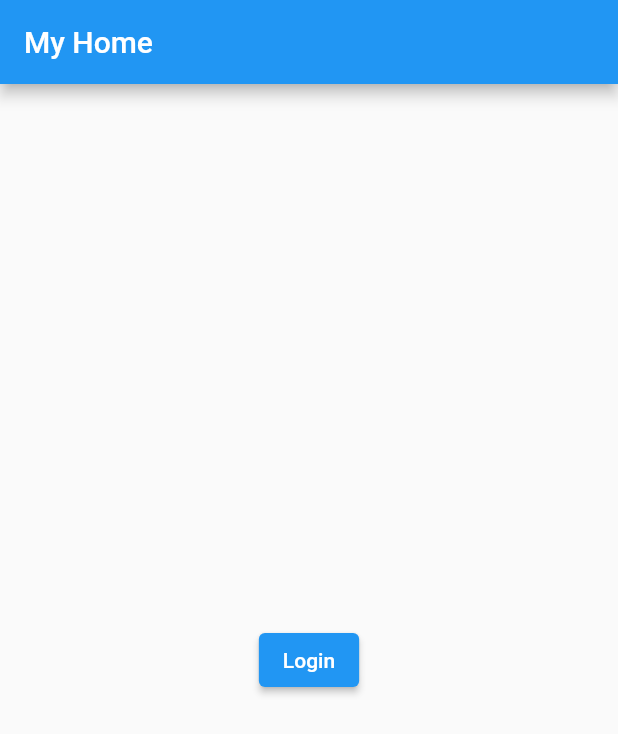
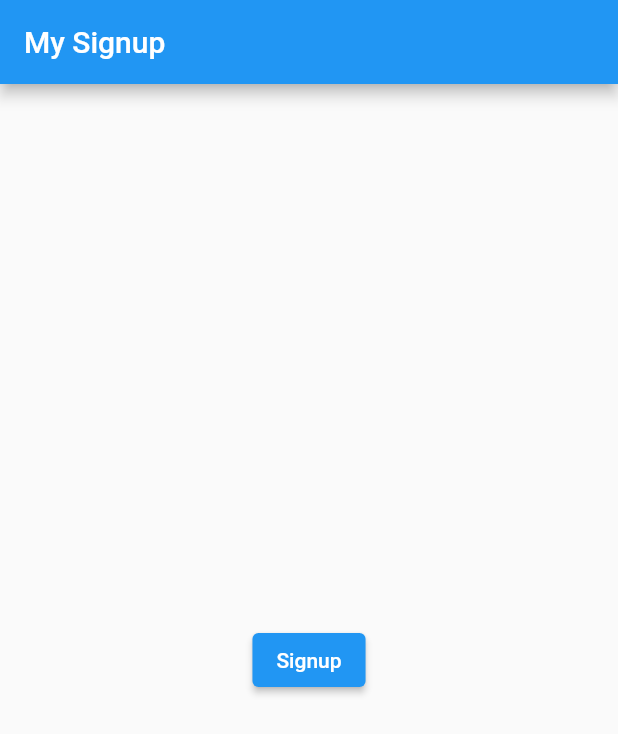
Before and after one commit to self-car-rental/scr-vendor-ui, a Flutter app: the HomeScreen screen opened by its route, on a phone screen of 412 x 824 dp. Shown: the top 734 px of the screen. Run offline on Flutter 3.47's test engine with Material 2 defaults, Android fonts, the phone set to English and light mode, and no system bars; our stand-ins replace dio, flutter_bloc, flutter_spinkit, freezed_annotation, get_it, go_router and 1 more; missing offline and left inert: amplify_api, amplify_auth_cognito, amplify_flutter.

Commit message:
feat: Implement signup screen and functionality with AWS Amplify integration

```diff
--- a/lib/core/app_route_constants.dart
+++ b/lib/core/app_route_constants.dart
@@ -1,10 +1,12 @@
-enum AppPage { login, home, user }
+enum AppPage { signup, login, home, user }
 
 extension AppPageExtension on AppPage {
   String get path {
     switch (this) {
       case AppPage.home:
         return '/';
+      case AppPage.signup:
+        return '/signup';
       case AppPage.login:
         return '/login';
       case AppPage.user:
@@ -20,6 +22,8 @@ extension AppPageExtension on AppPage {
         return 'HOME';
       case AppPage.login:
         return 'LOGIN';
+      case AppPage.signup:
+        return 'SIGNUP';
       case AppPage.user:
         return 'USER';
       default:
@@ -33,6 +37,8 @@ extension AppPageExtension on AppPage {
         return 'My Home';
       case AppPage.login:
         return 'My Login';
+      case AppPage.signup:
+        return 'My Signup';
       case AppPage.user:
         return 'My USER';
       default:
--- a/lib/core/app_router.dart
+++ b/lib/core/app_router.dart
@@ -3,6 +3,7 @@ import 'package:go_router/go_router.dart';
 
 // Project imports:
 import 'package:scr_vendor/core/app_route_constants.dart';
+import 'package:scr_vendor/features/auth/presentation/screens/sign_up_screen.dart';
 import 'package:scr_vendor/features/home/presentation/screens/home_screen.dart';
 import 'package:scr_vendor/features/login/presentation/screens/login_screen.dart';
 import 'package:scr_vendor/features/user/presentation/screens/user_list_screen.dart';
@@ -11,7 +12,7 @@ class AppRouter {
   static GoRouter get router => _goRouter;
 
   static final _goRouter = GoRouter(
-    initialLocation: AppPage.home.path,
+    initialLocation: AppPage.login.path,
     routes: [
       GoRoute(
         path: AppPage.home.path,
@@ -28,6 +29,11 @@ class AppRouter {
         name: AppPage.user.name,
         builder: (context, state) => const UserListScreen(),
       ),
+      GoRoute(
+        path: AppPage.signup.path,
+        name: AppPage.signup.name,
+        builder: (context, state) => SignUpScreen(),
+      ),
     ],
   );
 }
--- /dev/null
+++ b/lib/features/auth/data/datasources/auth_remote_data_source.dart
@@ -0,0 +1,43 @@
+// Package imports:
+import 'package:amplify_auth_cognito/amplify_auth_cognito.dart';
+import 'package:amplify_flutter/amplify_flutter.dart';
+
+// Project imports:
+import 'package:scr_vendor/common/log/log.dart';
+import 'package:scr_vendor/features/auth/data/models/user_cognito_model.dart';
+import 'package:scr_vendor/features/auth/domain/exceptions/user_mobile_already_exists_exception.dart';
+
+/// Abstract definition for the authentication remote data source.
+abstract class AuthRemoteDataSource {
+  Future<void> signUp(UserCognitoModel user);
+}
+
+/// Implementation of the authentication remote data source using AWS Amplify.
+class AuthRemoteDataSourceImpl implements AuthRemoteDataSource {
+  final log = Log();
+
+  /// Signs up a new user with provided [user] details.
+  @override
+  Future<void> signUp(UserCognitoModel user) async {
+    try {
+      log.i('Attempting signup for user: $user');
+      SignUpResult res = await Amplify.Auth.signUp(
+        username: user.mobile,
+        password: 'Notebook@12', // TODO: Handle password securely
+        options: SignUpOptions(
+          userAttributes: <AuthUserAttributeKey, String>{
+            AuthUserAttributeKey.name: user.name,
+            AuthUserAttributeKey.email: user.email,
+          },
+        ),
+      );
+      log.i('Signup successful, result: $res');
+    } on UsernameExistsException catch (e) {
+      log.e('Signup failed - Username already exists: $e');
+      throw UserMobileAlreadyExistsException(e.message);
+    } on AuthException catch (e) {
+      log.e('Signup failed - AuthException: $e');
+      rethrow; // Rethrows the exception for higher-level handling
+    }
+  }
+}
--- /dev/null
+++ b/lib/features/auth/data/repositories/auth_repository_impl.dart
@@ -0,0 +1,25 @@
+// This file contains the implementation of the AuthRepository interface, providing concrete methods for authentication operations.
+
+// Project imports:
+import 'package:scr_vendor/features/auth/data/datasources/auth_remote_data_source.dart';
+import 'package:scr_vendor/features/auth/data/models/user_cognito_model.dart';
+import 'package:scr_vendor/features/auth/domain/repositories/auth_repository.dart';
+
+/// Implementation of [AuthRepository] interface.
+///
+/// This class communicates with the remote data source to perform authentication operations.
+class AuthRepositoryImpl extends AuthRepository {
+  final AuthRemoteDataSource remoteDataSource;
+
+  /// Constructs an instance of [AuthRepositoryImpl] with the given [remoteDataSource].
+  AuthRepositoryImpl({required this.remoteDataSource});
+
+  /// Signs up a user using Cognito authentication.
+  ///
+  /// Takes a [UserCognitoModel] and delegates the sign-up operation to the remote data source.
+  @override
+  Future<void> signUp(UserCognitoModel user) async {
+    // Additional error handling or processing can be added here if needed.
+    return await remoteDataSource.signUp(user);
+  }
+}
--- /dev/null
+++ b/lib/features/auth/domain/exceptions/user_mobile_already_exists_exception.dart
@@ -0,0 +1,10 @@
+/// This exception is thrown during the user registration process when the provided mobile number is already associated with an existing user account.
+class UserMobileAlreadyExistsException implements Exception {
+  /// The message describing the exception.
+  final String message;
+
+  UserMobileAlreadyExistsException(this.message);
+
+  @override
+  String toString() => message;
+}
--- /dev/null
+++ b/lib/features/auth/domain/repositories/auth_repository.dart
@@ -0,0 +1,7 @@
+// Project imports:
+import 'package:scr_vendor/features/auth/data/models/user_cognito_model.dart';
+
+/// This interface defines methods for managing authentication-related actions
+abstract class AuthRepository {
+  Future<void> signUp(UserCognitoModel user);
+}
--- /dev/null
+++ b/lib/features/auth/domain/usecases/sign_up_usecase.dart
@@ -0,0 +1,32 @@
+// Flutter imports:
+import 'package:flutter/foundation.dart' show immutable;
+
+// Project imports:
+import 'package:scr_vendor/features/auth/data/models/user_cognito_model.dart';
+import 'package:scr_vendor/features/auth/domain/repositories/auth_repository.dart';
+
+/// This class encapsulates the business logic for signing up a user into
+/// the system. It acts as an intermediary between the presentation layer
+/// and the data layer, represented by the [AuthRepository].
+@immutable
+class SignUpUseCase {
+  final AuthRepository repository;
+
+  /// Constructs a [SignUpUseCase] with the given [repository].
+  const SignUpUseCase(this.repository);
+
+  Future<void> call(SignupUserParams params) async {
+    return await repository.signUp(params.user);
+  }
+}
+
+/// Parameters required for the sign-up use case.
+///
+/// This class holds the data required to execute the sign-up use case.
+
+@immutable
+class SignupUserParams {
+  final UserCognitoModel user;
+
+  const SignupUserParams(this.user);
+}
--- /dev/null
+++ b/lib/features/auth/presentation/bloc/auth_bloc.dart
@@ -0,0 +1,34 @@
+// Package imports:
+import 'package:flutter_bloc/flutter_bloc.dart';
+
+// Project imports:
+import 'package:scr_vendor/features/auth/domain/exceptions/user_mobile_already_exists_exception.dart';
+import 'package:scr_vendor/features/auth/domain/usecases/sign_up_usecase.dart';
+import 'package:scr_vendor/features/auth/presentation/bloc/auth_event.dart';
+import 'package:scr_vendor/features/auth/presentation/bloc/auth_state.dart';
+
+/// A BLoC (Business Logic Component) for handling authentication-related operations.
+///
+/// emitting [AuthState]s.
+class AuthBloc extends Bloc<AuthEvent, AuthState> {
+  final SignUpUseCase signUpUseCase;
+
+  /// Constructs an [AuthBloc] with the necessary [signUpUseCase].
+  AuthBloc({required this.signUpUseCase}) : super(AuthInitial()) {
+    on<SignUpRequested>(_onSignUpRequested);
+  }
+
+  /// This function is triggered when a [SignUpRequested] event is added.
+  Future<void> _onSignUpRequested(
+      SignUpRequested event, Emitter<AuthState> emit) async {
+    emit(SignUpLoading());
+    try {
+      await signUpUseCase.call(SignupUserParams(event.user));
+      emit(SignUpSuccess());
+    } on UserMobileAlreadyExistsException {
+      emit(UserMobileAlreadyExists());
+    } on Exception catch (e) {
+      emit(SignUpFailure(e.toString()));
+    }
+  }
+}
--- /dev/null
+++ b/lib/features/auth/presentation/bloc/auth_event.dart
@@ -0,0 +1,15 @@
+// Project imports:
+import 'package:scr_vendor/features/auth/data/models/user_cognito_model.dart';
+
+/// events are handled by the bloc to trigger corresponding state changes.
+
+abstract class AuthEvent {}
+
+/// Event representing a user sign-up request.
+///
+class SignUpRequested extends AuthEvent {
+  final UserCognitoModel user;
+
+  /// Constructs a [SignUpRequested] event with the provided [user] information.
+  SignUpRequested(this.user);
+}
--- /dev/null
+++ b/lib/features/auth/presentation/bloc/auth_state.dart
@@ -0,0 +1,21 @@
+// Flutter imports:
+import 'package:flutter/foundation.dart' show immutable;
+
+@immutable
+abstract class AuthState {}
+
+/// The initial state of the authentication process.
+///
+/// Represents the state before any authentication action has been taken.
+class AuthInitial extends AuthState {}
+
+class SignUpLoading extends AuthState {}
+
+class SignUpSuccess extends AuthState {}
+
+class SignUpFailure extends AuthState {
+  final String error;
+  SignUpFailure(this.error);
+}
+
+class UserMobileAlreadyExists extends AuthState {}
--- a/lib/features/home/presentation/screens/home_screen.dart
+++ b/lib/features/home/presentation/screens/home_screen.dart
@@ -19,14 +19,14 @@ class _HomeScreenState extends State<HomeScreen> {
   Widget build(BuildContext context) {
     return Scaffold(
       appBar: AppBar(
-        title: Text(AppPage.home.title),
+        title: Text(AppPage.signup.title),
       ),
       body: Center(
         child: ElevatedButton(
           onPressed: () {
-            context.goNamed(AppPage.user.name);
+            context.goNamed(AppPage.signup.name);
           },
-          child: const Text('Login'),
+          child: const Text('Signup'),
         ),
       ),
     );
--- a/lib/features/login/presentation/screens/login_screen.dart
+++ b/lib/features/login/presentation/screens/login_screen.dart
@@ -22,11 +22,21 @@ class _LoginScreenState extends State<LoginScreen> {
         title: Text(AppPage.login.title),
       ),
       body: Center(
-        child: ElevatedButton(
-          onPressed: () {
-            context.goNamed(AppPage.home.name);
-          },
-          child: const Text('Home'),
+        child: Column(
+          children: [
+            ElevatedButton(
+              onPressed: () {
+                context.goNamed(AppPage.signup.name);
+              },
+              child: const Text('Signup'),
+            ),
+            ElevatedButton(
+              onPressed: () {
+                context.goNamed(AppPage.user.name);
+              },
+              child: const Text('users'),
+            ),
+          ],
         ),
       ),
     );
--- a/lib/features/user/data/datasources/user_remote_data_source.dart
+++ b/lib/features/user/data/datasources/user_remote_data_source.dart
@@ -2,7 +2,7 @@
 import 'package:scr_vendor/common/network/api_config.dart';
 import 'package:scr_vendor/common/network/api_helper.dart';
 import 'package:scr_vendor/common/network/dio_client.dart';
-import 'package:scr_vendor/di.dart';
+import 'package:scr_vendor/core/service_locator.dart';
 import 'package:scr_vendor/features/user/data/models/user.dart';
 import 'package:scr_vendor/features/user/domain/entities/user_entity.dart';
 
@@ -19,7 +19,7 @@ abstract class UserRemoteDataSource {
 class UserRemoteDataSourceImpl
     with ApiHelper<User>
     implements UserRemoteDataSource {
-  final DioClient dioClient = locator<DioClient>();
+  final DioClient dioClient = serviceLocator<DioClient>();
 
   @override
   Future<bool> createUser(User user) async {
```
Also changed, not shown: lib/common/validators/validators.dart (added, +18 -0 lines), lib/core/service_locator.dart (added, +87 -0 lines), lib/di.dart (deleted, +0 -51 lines), lib/features/auth/data/models/user_cognito_model.dart (added, +33 -0 lines), lib/features/auth/domain/entities/user_cognito_entity.dart (added, +18 -0 lines), lib/features/auth/presentation/screens/sign_up_screen.dart (added, +127 -0 lines), lib/main.dart (+12 -8 lines), lib/features/auth/data/models/user_cognito_model.g.dart (added).
